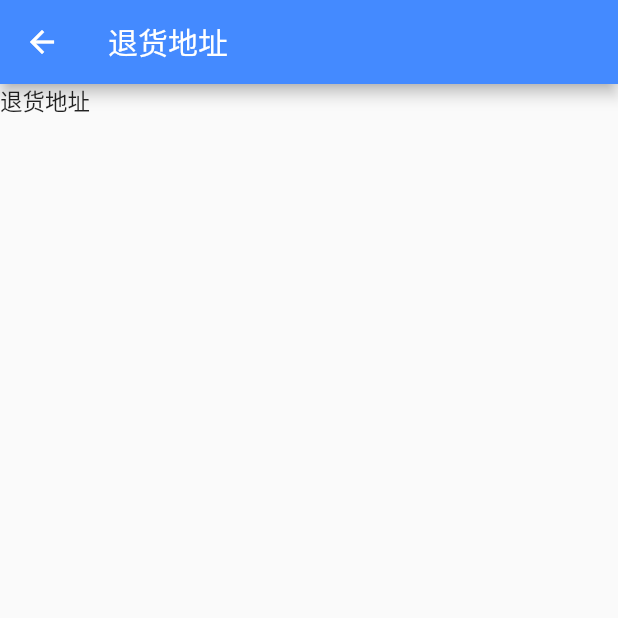
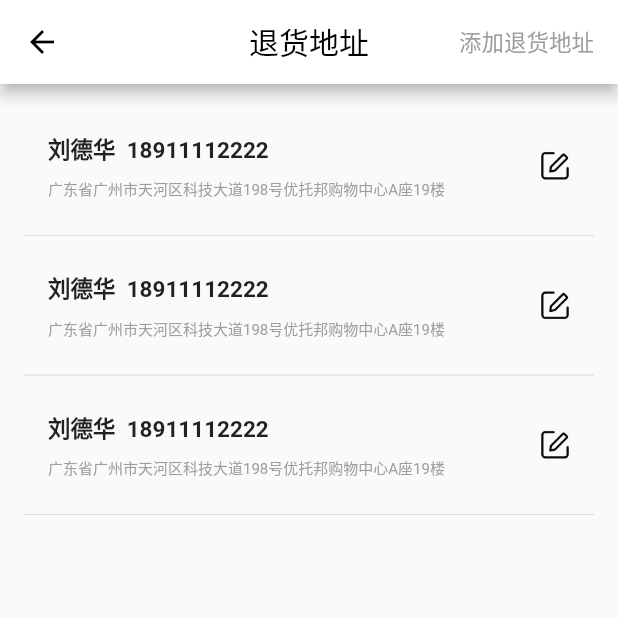
Before and after one commit to Strangerflowers/flutter, a Flutter app: the WithdrawAddress screen opened directly, on a phone screen of 412 x 824 dp, the top half of it. Run offline on Flutter 3.47's test engine with Material 2 defaults, Android fonts, the phone set to English and light mode, and no system bars; our stand-ins replace dio, fluro, flutter_easyrefresh, flutter_screenutil, flutter_swiper, fluttertoast and 2 more; missing offline and left inert: city_pickers, flutter_picker, multi_image_picker, provide; accounts and stored records are empty; network calls fail; statements that could not run were skipped.

Commit message:
退货地址UI

```diff
--- a/lib/pages/personal_center/withdraw_address.dart
+++ b/lib/pages/personal_center/withdraw_address.dart
@@ -1,14 +1,130 @@
+import 'package:bid/common/log_utils.dart';
 import 'package:flutter/material.dart';
+import 'package:sprintf/sprintf.dart';
 
 class WithdrawAddress extends StatelessWidget {
+  final _itemList = [];
+
   @override
   Widget build(BuildContext context) {
+    // TODO: 接口请求后台数据
+    _itemList.add('1111');
+    _itemList.add('2222');
+    _itemList.add('3333');
+
     // TODO: implement build
     return Scaffold(
-      appBar: AppBar(
-        title: const Text('退货地址'),
-      ),
-      body: Text('退货地址')
+      appBar: _buildAppBar(),
+      body: _buildItemList(),
     );
   }
+
+  /**
+   * 构建导航栏
+   */
+  _buildAppBar() {
+    return AppBar(
+      iconTheme: IconThemeData.fallback(),
+      centerTitle: true,
+      title: const Text(
+        '退货地址',
+        textAlign: TextAlign.center,
+        style: TextStyle(
+          color: Colors.black,
+        ),
+      ),
+      backgroundColor: Colors.white,
+      actions: <Widget>[
+        FlatButton(
+            child: Text(
+              "添加退货地址",
+              style: TextStyle(
+                color: Colors.grey,
+              ),
+            ),
+            onPressed: _addRecieveAddr)
+      ],
+    );
+  }
+
+  /**
+   * 添加退货地址
+   */
+  void _addRecieveAddr() {
+    LogUtils.d('[添加退货地址]', '被点击!');
+  }
+
+  /**
+     * 构建列表项行数据
+     */
+  Widget _buildRow(Object item) {
+    LogUtils.d('[构建列表项行数据]', item);
+    return new Container(
+      padding: const EdgeInsets.all(16.0),
+      child: new Row(
+        children: [
+          // 将Column（列）放入Expanded中会拉伸该列以使用该行中的所有剩余空闲空间。
+          new Expanded(
+            child: new Column(
+              crossAxisAlignment: CrossAxisAlignment.start,
+              children: [
+                new Container(
+                  padding: const EdgeInsets.only(bottom: 8.0),
+                  child: new Text(
+                    '刘德华  18911112222',
+                    style: new TextStyle(
+                      fontWeight: FontWeight.bold,
+                    ),
+                  ),
+                ),
+                new Text(
+                  '广东省广州市天河区科技大道198号优托邦购物中心A座19楼',
+                  style: new TextStyle(color: Colors.grey[500], fontSize: 10),
+                ),
+              ],
+            ),
+          ),
+          new Image.asset(
+            'images/edit.png',
+            width: 20.0,
+            height: 20.0,
+          ),
+        ],
+      ),
+    );
+  }
+
+  /**
+   * 构建列表项
+   */
+  Widget _buildItemList() {
+    return new ListView.builder(
+        padding: const EdgeInsets.all(16.0),
+        // 列表项的数量，如果为null，则为无限列表。
+        //itemCount: itemList.length,
+        itemBuilder: (context, i) {
+          LogUtils.d('[构建列表项]', sprintf('原始i:%s', [i]));
+          // 语法 "i ~/ 2" 表示i除以2，但返回值是整形（向下取整），比如i为：1, 2, 3, 4, 5
+          // 时，结果为0, 1, 1, 2, 2， 这可以计算出ListView中减去分隔线后的实际列表项数量
+          //
+          //             item  Divider  item   Divider  item
+          //页面元素序号    0      1      2        3       4
+          //index          0             1                2
+          final index = i ~/ 2;
+          LogUtils.d('index', index);
+          // 如果是建议列表中最后一个单词对
+          if (index >= _itemList.length) {
+            // TODO: 请求接口拿数据,追加到_itemList数组内
+            LogUtils.d('[构建列表项][index >= itemList.length]', '重新发起请求!');
+            return Text('');
+          }
+          // 在偶数行，该函数会为单词对添加一个ListTile row.
+          // 在奇数行，该函数会添加一个分割线widget，来分隔相邻的词对。
+          // 注意，在小屏幕上，分割线看起来可能比较吃力。
+          // 在每一列之前，添加一个1像素高的分隔线widget
+          if (i.isOdd) return new Divider();
+          LogUtils.d('=======>', sprintf('%s - 是否为奇数:%s',[i, i.isOdd]));
+          return _buildRow(_itemList[index]);
+        });
+  }
 }
--- a/pubspec.yaml
+++ b/pubspec.yaml
@@ -73,6 +73,7 @@ flutter:
     - images/icon.png
     - images/r.jpg
     - images/clear.png
+    - images/edit.png
 
   fonts:
     - family: iconfont
```
Also changed, not shown: images/edit.png (added).
